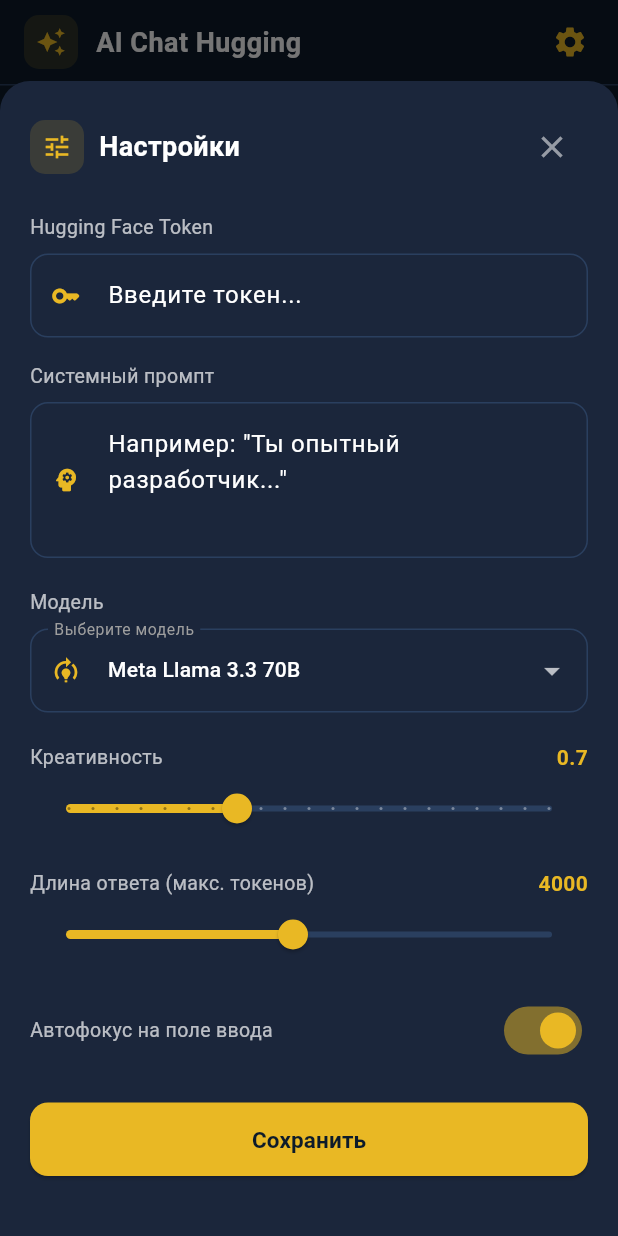
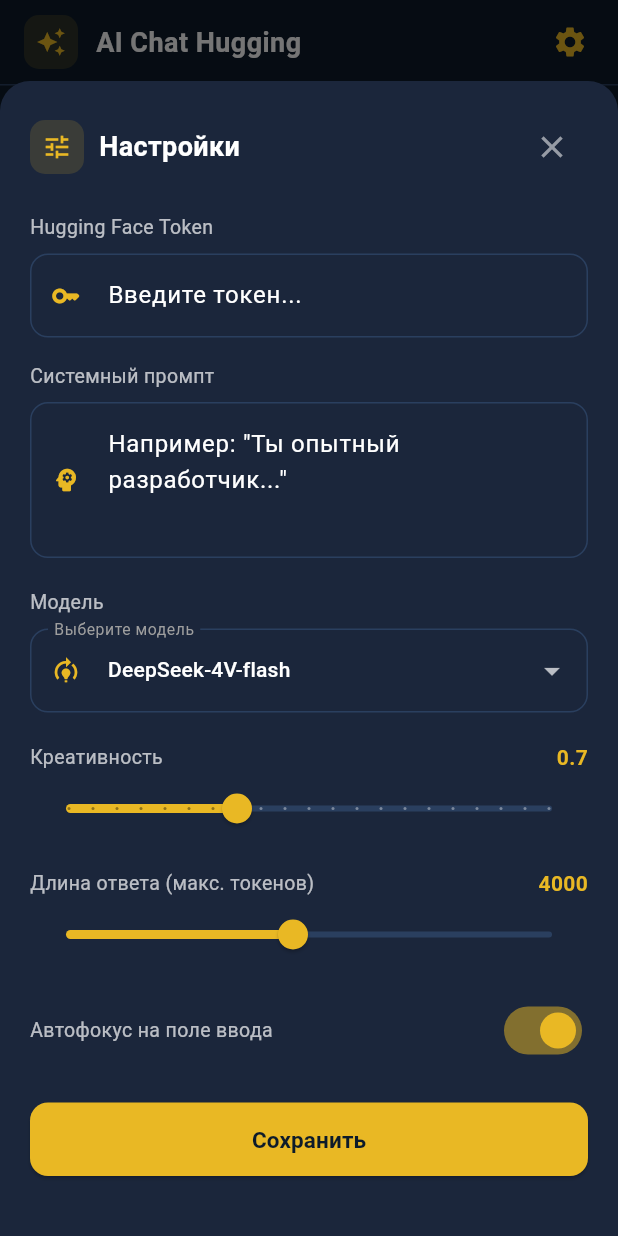
Before and after one commit to pillow20/ai_chat_hugging, a Flutter app: the screen it shows after launch, after a tap on the "settings" icon, on a phone screen of 412 x 824 dp. Run offline on Flutter 3.47's test engine with Material 3 defaults, Android fonts, the phone set to English and light mode, and no system bars; our stand-ins replace flutter_markdown; missing offline and left inert: dart:html, markdown.

Commit message:
Update chat_screen.dart

```diff
--- a/lib/chat_screen.dart
+++ b/lib/chat_screen.dart
@@ -38,7 +38,7 @@
   bool _autoFocus = true;
 
   final List<Map<String, String>> _models = [
-    {'name': 'Meta Llama 3.3 70B', 'id': 'meta-llama/Llama-3.3-70B-Instruct'},
+    {'name': 'DeepSeek-4V-flash', 'id': 'deepseek-ai/DeepSeek-V4-Flash'},
     {'name': 'Qwen 2.5 72B', 'id': 'Qwen/Qwen2.5-72B-Instruct'},
     {'name': 'Mistral Large 2', 'id': 'mistralai/Mistral-Large-Instruct-2411'},
     {'name': 'DeepSeek R1 Distill 70B', 'id': 'deepseek-ai/DeepSeek-R1-Distill-Llama-70B'},
```
